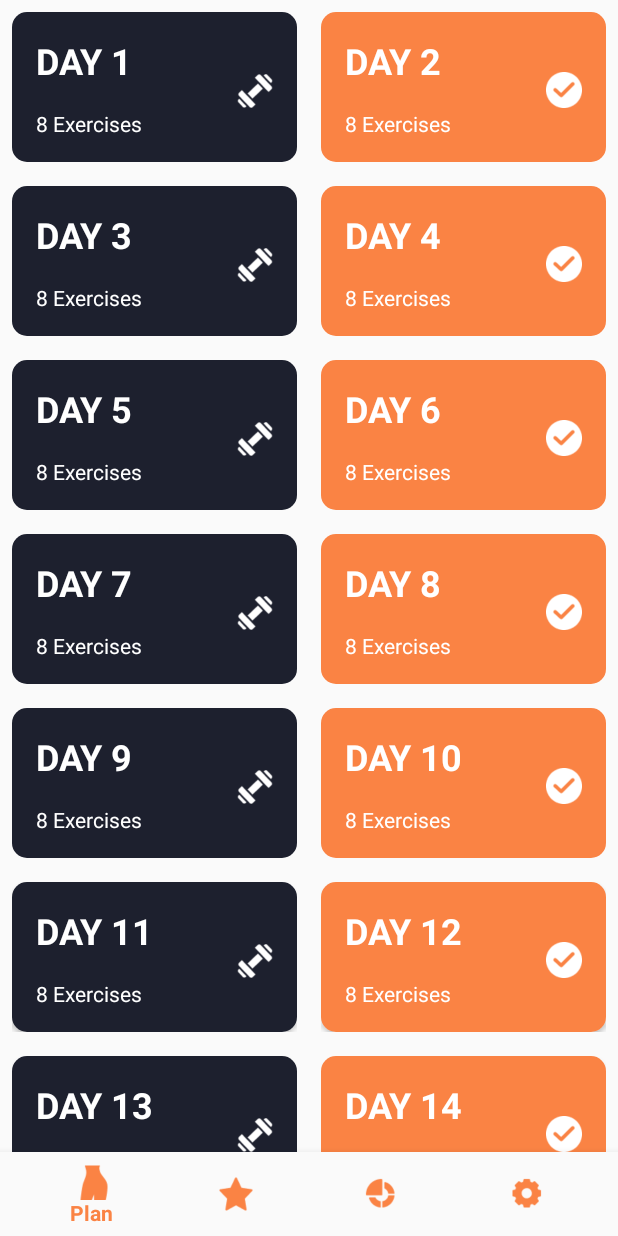
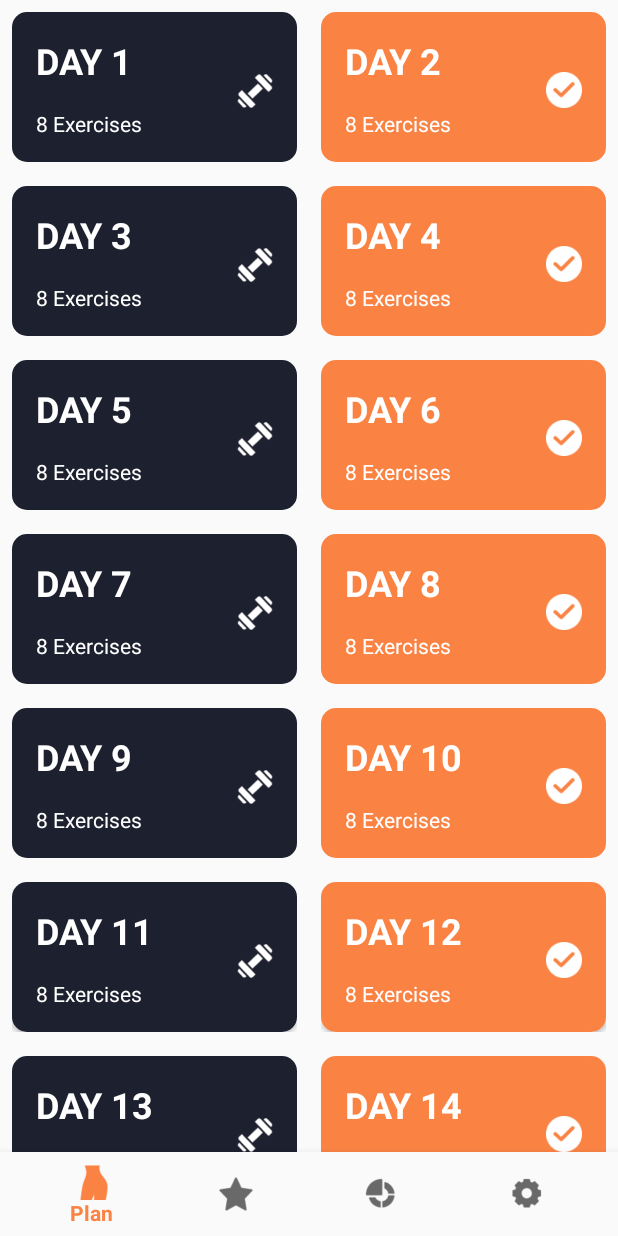
Before and after one commit to tungdaoUTE/weightBase, an Android app: the MainPageActivity screen opened directly, with no data from a screen before it, on a phone screen of 412 x 824 dp. Run offline under Robolectric (Android 15) with nearby library versions, the phone set to English and light mode, and no system bars; plain views replace DonutProgress; 1 statement that could not run was skipped.

Commit message:
fix bottom navigation

```diff
--- /dev/null
+++ b/app/src/main/res/drawable/bottom_nav_icon_color_selector.xml
@@ -0,0 +1,6 @@
+<?xml version="1.0" encoding="utf-8"?>
+<selector xmlns:android="http://schemas.android.com/apk/res/android">
+    <item android:state_checked="true" android:color="@color/orange" />
+    <item android:state_pressed="true" android:state_enabled="true" android:color="@color/orange" />
+    <item android:color="@color/dark_gray" />
+</selector>
--- a/app/src/main/res/layout/activity_main_page.xml
+++ b/app/src/main/res/layout/activity_main_page.xml
@@ -19,8 +19,8 @@
         android:layout_gravity="bottom"
         android:background="?android:attr/windowBackground"
         android:foreground="?attr/selectableItemBackground"
-        app:itemIconTint="#FA8344"
-        app:itemTextColor="#FA8344"
-        app:menu="@menu/navigation" />
+        app:menu="@menu/navigation"
+        app:itemIconTint="@drawable/bottom_nav_icon_color_selector"
+        app:itemTextColor="@drawable/bottom_nav_icon_color_selector"/>
 
 </androidx.coordinatorlayout.widget.CoordinatorLayout>
```
